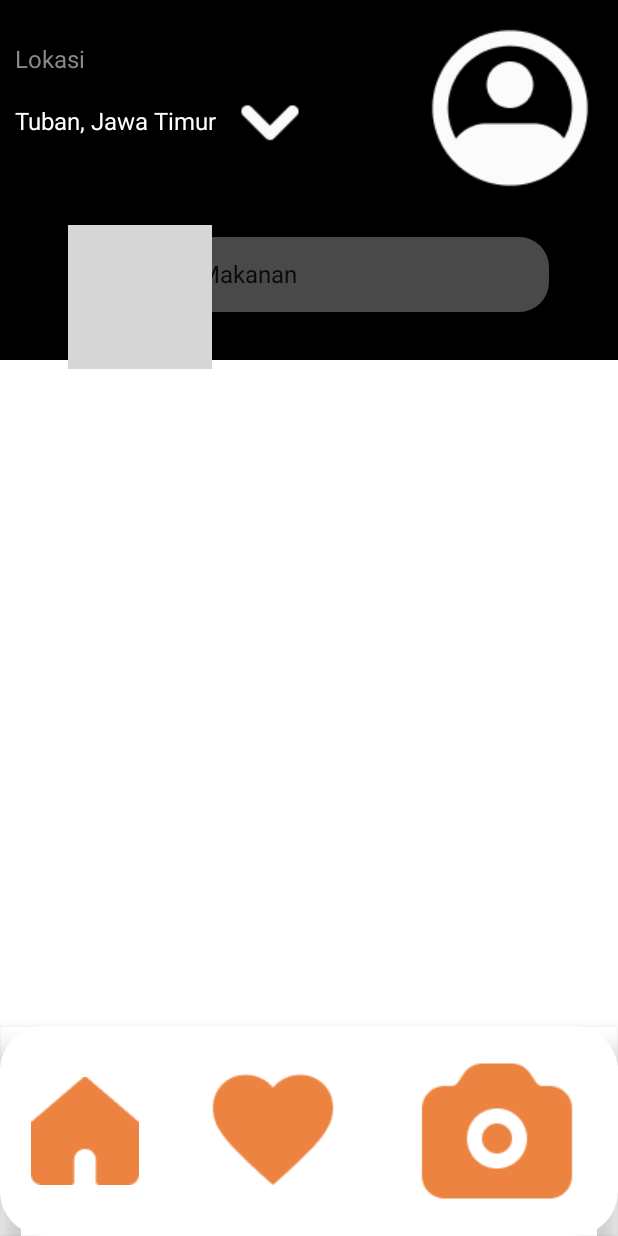
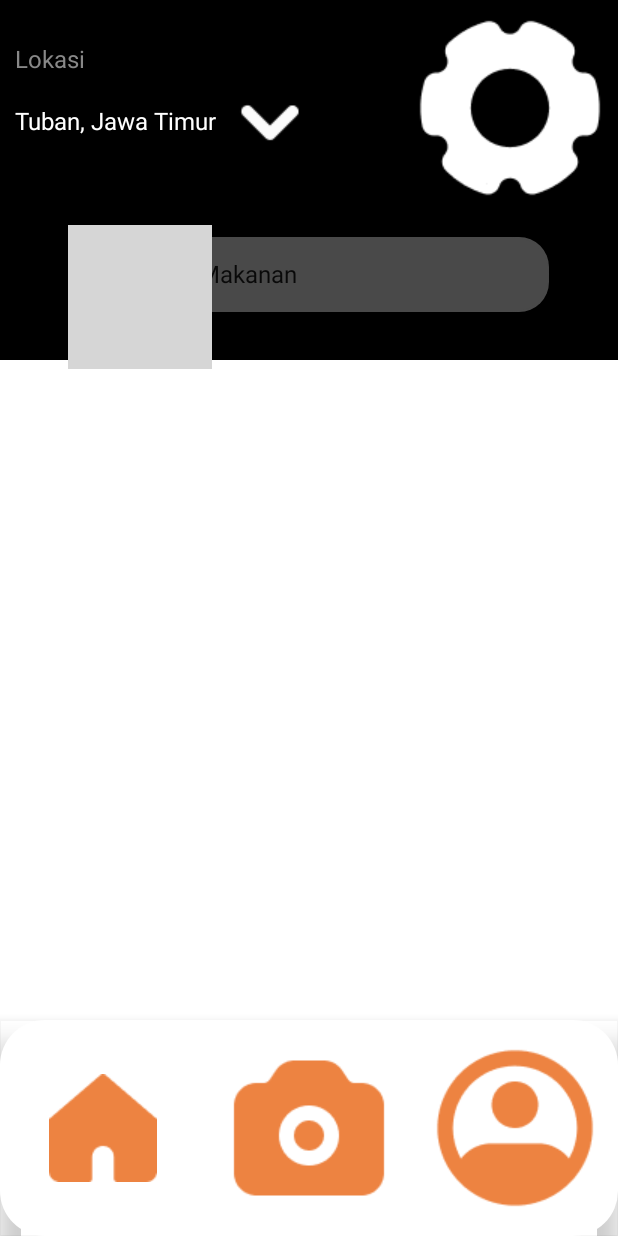
Before and after one commit to C23-PS288/dompet-makanan-application, an Android app built with Jetpack Compose: the composable HomeContent called with empty values, on a phone screen of 412 x 824 dp. Run offline under Robolectric (Android 15) with nearby library versions, the phone set to English and light mode, and no system bars; network calls fail; grey boxes are pictures that could not be loaded.

Commit message:
- Update BottomBar - Change Profile to Setting

```diff
--- a/app/src/main/java/com/rozi/dompetmakanan/ui/components/BottomBar.kt
+++ b/app/src/main/java/com/rozi/dompetmakanan/ui/components/BottomBar.kt
@@ -2,12 +2,9 @@ package com.rozi.dompetmakanan.ui.components
 
 import androidx.compose.foundation.Image
 import androidx.compose.foundation.background
-import androidx.compose.foundation.layout.Arrangement
-import androidx.compose.foundation.layout.Row
-import androidx.compose.foundation.layout.fillMaxWidth
-import androidx.compose.foundation.layout.padding
+import androidx.compose.foundation.clickable
+import androidx.compose.foundation.layout.*
 import androidx.compose.foundation.shape.RoundedCornerShape
-import androidx.compose.material.IconButton
 import androidx.compose.material.MaterialTheme
 import androidx.compose.runtime.Composable
 import androidx.compose.ui.Alignment
@@ -16,19 +13,30 @@ import androidx.compose.ui.draw.clip
 import androidx.compose.ui.draw.shadow
 import androidx.compose.ui.res.painterResource
 import androidx.compose.ui.unit.dp
+import com.rozi.dompetmakanan.R
+import com.rozi.dompetmakanan.ui.navigation.Destination
 import com.rozi.dompetmakanan.ui.screen.home.ItemBotNavBar
 
 @Composable
 fun BottomBar(
-    selectedRoute:String,
-    onItemSelected:(ItemBotNavBar)->Unit
 ) {
-//    val selectedRoute=ItemBotNavBar.Home.route
 
-    val items= listOf(
-        ItemBotNavBar.Home,
-        ItemBotNavBar.Favorite,
-        ItemBotNavBar.Camera
+    val NavigationItems= listOf(
+        ItemBotNavBar(
+            screen = Destination.Home,
+            title = "Home",
+            image = R.drawable.home
+        ),
+        ItemBotNavBar(
+            screen = Destination.Camera,
+            title = "Camera",
+            image = R.drawable.camera
+        ),
+        ItemBotNavBar(
+            screen = Destination.Profile,
+            title = "Profile",
+            image = R.drawable.iconamoon_profile
+        )
     )
 
     val navShape= RoundedCornerShape(30.dp)
@@ -43,21 +51,18 @@ fun BottomBar(
         horizontalArrangement = Arrangement.SpaceAround,
         verticalAlignment = Alignment.CenterVertically
     ) {
-
-
-        items.forEach {
-
-            val isSelected=it.route==selectedRoute
-
-            IconButton(onClick = {
-                if(!isSelected)
-                    onItemSelected(it)
-            }) {
-                Image(painter = painterResource(it.image), contentDescription = it.title)
+        NavigationItems.map{item->
+            Box(
+                modifier = Modifier
+                    .clickable {  }
+                    .weight(1f),
+                contentAlignment = Alignment.Center
+            ){
+                Image(
+                    painter = painterResource(item.image),
+                    contentDescription = item.title,
+                )
             }
-
         }
-
-
     }
 }
--- a/app/src/main/java/com/rozi/dompetmakanan/ui/components/CustomCard.kt
+++ b/app/src/main/java/com/rozi/dompetmakanan/ui/components/CustomCard.kt
@@ -1,6 +1,6 @@
 package com.rozi.dompetmakanan.ui.components
 
-import androidx.compose.foundation.Image
+import androidx.compose.foundation.clickable
 import androidx.compose.foundation.layout.*
 import androidx.compose.foundation.shape.RoundedCornerShape
 import androidx.compose.material3.*
@@ -8,16 +8,13 @@ import androidx.compose.runtime.Composable
 import androidx.compose.ui.Modifier
 import androidx.compose.ui.draw.clip
 import androidx.compose.ui.layout.ContentScale
-import androidx.compose.ui.res.painterResource
 import androidx.compose.ui.text.font.FontWeight
 import androidx.compose.ui.text.style.TextOverflow
 import androidx.compose.ui.tooling.preview.Preview
 import androidx.compose.ui.unit.dp
 import coil.compose.AsyncImage
 import coil.compose.SubcomposeAsyncImage
-import com.rozi.dompetmakanan.R
 import com.rozi.dompetmakanan.model.Food
-import com.rozi.dompetmakanan.ui.screen.home.Menu
 import com.rozi.dompetmakanan.ui.theme.DompetMakananTheme
 
 @Composable
@@ -28,7 +25,8 @@ fun CustomCard(
     Card(
         modifier = modifier
             .width(140.dp)
-            .padding(5.dp),
+            .padding(5.dp)
+            .clickable {  },
         shape = RoundedCornerShape(8.dp),
         colors = CardDefaults.cardColors(
             containerColor = MaterialTheme.colorScheme.background,
--- a/app/src/main/java/com/rozi/dompetmakanan/ui/navigation/Destination.kt
+++ b/app/src/main/java/com/rozi/dompetmakanan/ui/navigation/Destination.kt
@@ -5,6 +5,8 @@ sealed class Destination(val route : String) {
     object Register : Destination(route = "register")
     object Home : Destination(route = "home")
     object SplashScreen : Destination(route = "splashscreen")
+    object Camera : Destination(route = "camera")
+    object Profile : Destination(route = "profile")
 
     companion object {
         fun getStartDestination() = SplashScreen.route
--- a/app/src/main/java/com/rozi/dompetmakanan/ui/screen/home/HomeScreen.kt
+++ b/app/src/main/java/com/rozi/dompetmakanan/ui/screen/home/HomeScreen.kt
@@ -35,8 +35,6 @@ import com.rozi.dompetmakanan.ui.navigation.Destination
 import com.rozi.dompetmakanan.ui.theme.DompetMakananTheme
 import com.rozi.dompetmakanan.utils.UiState
 import com.rozi.dompetmakanan.utils.ViewModelFactory
-
-private val currentRoute = mutableStateOf(ItemBotNavBar.Home.route)
 
 @Composable
 fun HomeScreen(
@@ -78,10 +76,7 @@ fun HomeContent(
     val preferences = TokenPreferences(LocalContext.current)
     Scaffold(
         bottomBar = {
-            BottomBar(
-                selectedRoute = currentRoute.value,
-                onItemSelected = { currentRoute.value = it.route }
-            )
+            BottomBar()
         }
     ) {innerPadding ->
         Box(
@@ -134,7 +129,7 @@ fun HomeContent(
                                 }
                             }
                             Image(
-                                painter = painterResource(R.drawable.profile_icon),
+                                painter = painterResource(R.drawable.setting),
                                 contentDescription = "Profile Icon",
                                 modifier = Modifier.clickable {
                                     preferences.setToken("")
@@ -182,7 +177,7 @@ fun HomeContent(
                 Spacer(modifier = Modifier.height(100.dp))
                 LazyVerticalGrid(
                     columns = GridCells.Fixed(2),
-                    contentPadding = PaddingValues(7.dp)
+                    contentPadding = PaddingValues(7.dp),
                 ) {
                     items(foods) { menu ->
                         CustomCard(menu = menu)
--- a/app/src/main/java/com/rozi/dompetmakanan/ui/screen/home/ItemBotNavBar.kt
+++ b/app/src/main/java/com/rozi/dompetmakanan/ui/screen/home/ItemBotNavBar.kt
@@ -1,13 +1,10 @@
 package com.rozi.dompetmakanan.ui.screen.home
 
 import com.rozi.dompetmakanan.R
+import com.rozi.dompetmakanan.ui.navigation.Destination
 
-sealed class ItemBotNavBar(
-    val route: String,
+data class ItemBotNavBar(
+    val screen: Destination,
     val title: String,
     val image: Int,
-){
-    object Home:ItemBotNavBar("home", "Home", R.drawable.home)
-    object Favorite:ItemBotNavBar("favorite", "Favorite", R.drawable.favorite)
-    object Camera:ItemBotNavBar("camera", "Camera", R.drawable.camera)
-}
+)
```
Also changed, not shown: app/src/main/res/drawable/iconamoon_profile.png (added), app/src/main/res/drawable/setting.png (added).
